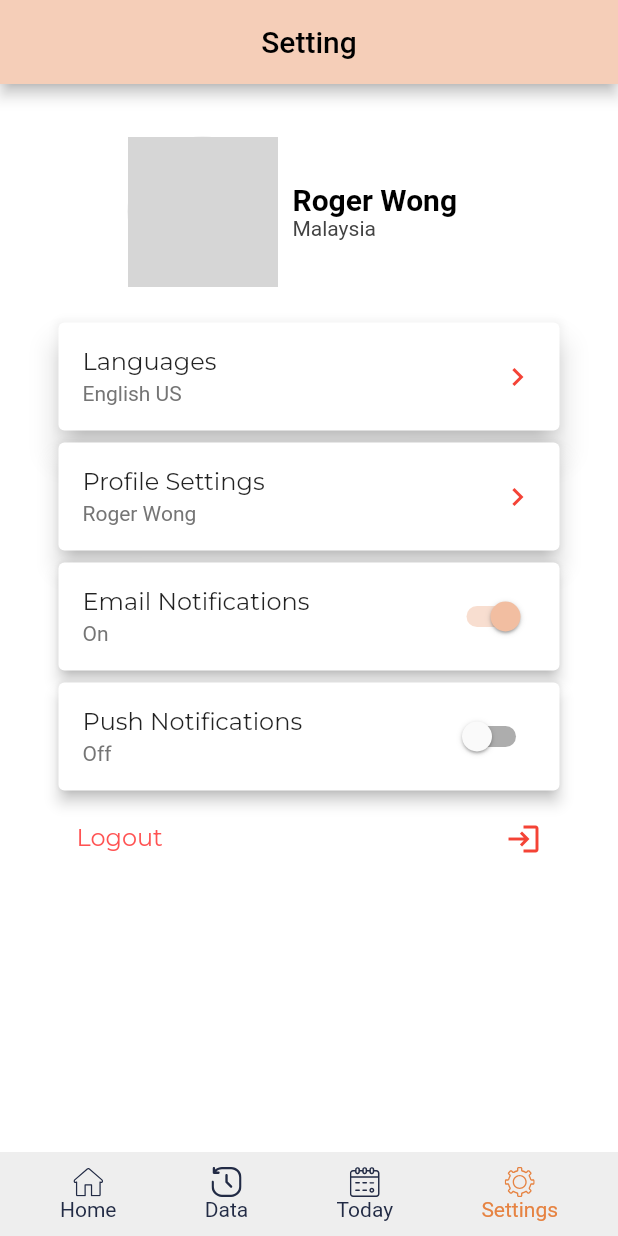
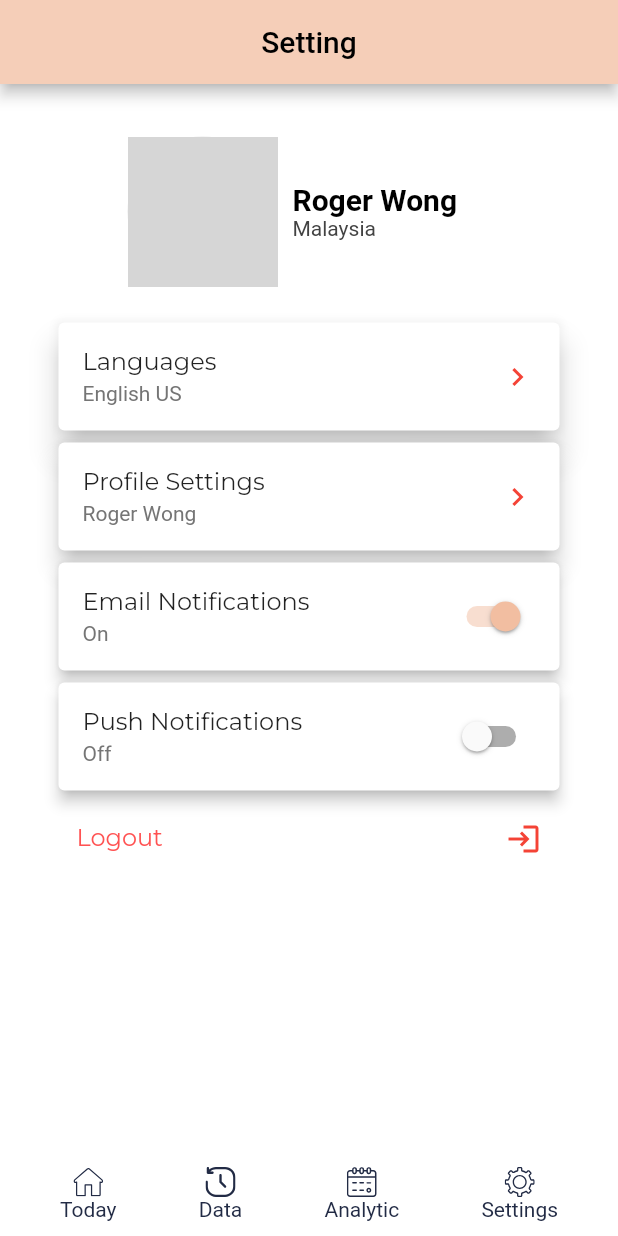
Before and after one commit to naseweisssss/sunshine, a Flutter app: the SettingsTwoPage screen opened directly, after a tap on "Settings", on a phone screen of 412 x 824 dp. Run offline on Flutter 3.47's test engine with Material 2 defaults, Android fonts, the phone set to English and light mode, and no system bars; drawn by our look-alikes of circular_profile_avatar; our stand-ins replace fl_chart, flutter_svg, geolocator, google_fonts, google_maps_flutter; missing offline and left inert: dart:ffi; network calls fail; grey boxes are pictures that could not be loaded.

Commit message:
new modifications

```diff
--- a/lib/screen/mainhomePage/mainhomePage.dart
+++ b/lib/screen/mainhomePage/mainhomePage.dart
@@ -5,6 +5,7 @@ import 'package:flutter_svg/flutter_svg.dart';
 import 'package:sunshine/data/data.dart';
 import 'package:sunshine/screen/dashboard/history_data2.dart';
 import 'package:sunshine/screen/dashboard/map_display.dart';
+import 'package:sunshine/screen/dashboard/today.dart';
 import 'package:sunshine/screen/mainhomePage/solar_card.dart';
 import 'Widgets/category_card.dart';
 import 'Widgets/BottomNavItem.dart';
@@ -27,7 +28,7 @@ class mainhomePage extends StatelessWidget {
           mainAxisAlignment: MainAxisAlignment.spaceBetween,
           children: [
             BottomNavItem(
-              title: "Home",
+              title: "Today",
               svgScr: "icons/icons/homepage.svg",
               press: () {
                 Navigator.push(
@@ -35,7 +36,7 @@ class mainhomePage extends StatelessWidget {
                   MaterialPageRoute(builder: (context) => mainhomePage()),
                 );
               },
-              isActive: true,
+              isActive: false,
             ),
             BottomNavItem(
               title: "Data",
@@ -49,9 +50,14 @@ class mainhomePage extends StatelessWidget {
               isActive: false,
             ),
             BottomNavItem(
-              title: "Today",
+              title: "Analytic",
               svgScr: "icons/icons/calendar.svg",
-              press: () {},
+              press: () {
+                Navigator.push(
+                  context,
+                  MaterialPageRoute(builder: (context) => LineChartPage()),
+                );
+              },
               isActive: false,
             ),
             BottomNavItem(
--- a/lib/screen/mainhomePage/setting.dart
+++ b/lib/screen/mainhomePage/setting.dart
@@ -5,6 +5,7 @@ import 'package:google_fonts/google_fonts.dart';
 import 'package:sunshine/constants.dart';
 import 'package:sunshine/screen/dashboard/history_data2.dart';
 import 'package:sunshine/screen/dashboard/map_display.dart';
+import 'package:sunshine/screen/dashboard/today.dart';
 import 'package:sunshine/screen/mainhomePage/mainhomePage.dart';
 import 'editprofile.dart';
 import 'Widgets/BottomNavItem.dart';
@@ -49,12 +50,12 @@ class _SettingsTwoPageState extends State<SettingsTwoPage> {
       bottomNavigationBar: Container(
         padding: EdgeInsets.symmetric(horizontal: 40, vertical: 10),
         height: 56,
-        color: Colors.grey[200],
+        color: Colors.white,
         child: Row(
           mainAxisAlignment: MainAxisAlignment.spaceBetween,
           children: [
             BottomNavItem(
-              title: "Home",
+              title: "Today",
               svgScr: "icons/icons/homepage.svg",
               press: () {
                 Navigator.push(
@@ -76,9 +77,14 @@ class _SettingsTwoPageState extends State<SettingsTwoPage> {
               isActive: false,
             ),
             BottomNavItem(
-              title: "Today",
+              title: "Analytic",
               svgScr: "icons/icons/calendar.svg",
-              press: () {},
+              press: () {
+                Navigator.push(
+                  context,
+                  MaterialPageRoute(builder: (context) => LineChartPage()),
+                );
+              },
               isActive: false,
             ),
             BottomNavItem(
@@ -90,7 +96,7 @@ class _SettingsTwoPageState extends State<SettingsTwoPage> {
                   MaterialPageRoute(builder: (context) => AccountScreen()),
                 );
               },
-              isActive: true,
+              isActive: false,
             ),
           ],
         ),
```
Also changed, not shown: lib/screen/dashboard/map_display.dart (+0 -11 lines).
